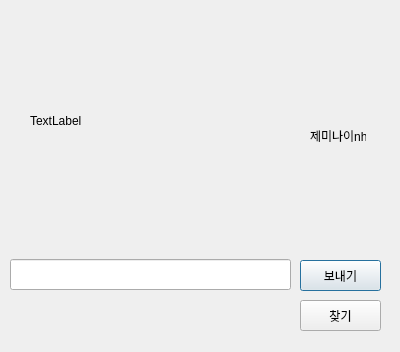
Before: the Qt Designer form mygemini.ui in EmmettHwang/geminiNoh, drawn with Qt 5.
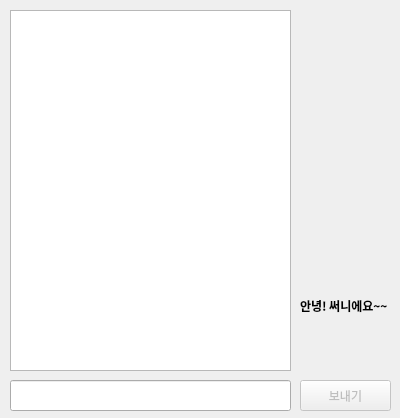
After: the same form once the commit is applied. Icons and pictures are not drawn.

Patch:
```diff
--- a/mygemini.ui
+++ b/mygemini.ui
@@ -7,7 +7,7 @@
     <x>0</x>
     <y>0</y>
     <width>400</width>
-    <height>352</height>
+    <height>418</height>
    </rect>
   </property>
   <property name="windowTitle">
@@ -30,11 +30,14 @@
    </property>
   </widget>
   <widget class="QPushButton" name="btnSent">
+   <property name="enabled">
+    <bool>false</bool>
+   </property>
    <property name="geometry">
     <rect>
      <x>300</x>
-     <y>260</y>
-     <width>81</width>
+     <y>380</y>
+     <width>91</width>
      <height>31</height>
     </rect>
    </property>
@@ -46,53 +49,53 @@
    <property name="geometry">
     <rect>
      <x>10</x>
-     <y>259</y>
+     <y>380</y>
      <width>281</width>
      <height>31</height>
     </rect>
    </property>
   </widget>
-  <widget class="QLabel" name="Answer">
-   <property name="geometry">
-    <rect>
-     <x>30</x>
-     <y>10</y>
-     <width>281</width>
-     <height>221</height>
-    </rect>
-   </property>
-   <property name="text">
-    <string>TextLabel</string>
-   </property>
-  </widget>
   <widget class="QLabel" name="label_2">
    <property name="geometry">
     <rect>
-     <x>310</x>
-     <y>130</y>
-     <width>56</width>
-     <height>12</height>
+     <x>300</x>
+     <y>320</y>
+     <width>101</width>
+     <height>91</height>
     </rect>
    </property>
    <property name="text">
-    <string>제미나이nh</string>
+    <string/>
    </property>
   </widget>
-  <widget class="QPushButton" name="btnSearch">
+  <widget class="QTextBrowser" name="answerDisplay">
+   <property name="geometry">
+    <rect>
+     <x>10</x>
+     <y>10</y>
+     <width>281</width>
+     <height>361</height>
+    </rect>
+   </property>
+  </widget>
+  <widget class="QLabel" name="label">
    <property name="geometry">
     <rect>
      <x>300</x>
-     <y>300</y>
-     <width>81</width>
+     <y>290</y>
+     <width>101</width>
      <height>31</height>
     </rect>
    </property>
-   <property name="text">
-    <string>찾기</string>
+   <property name="font">
+    <font>
+     <family>신촌랩소디 TTF ExtraBold</family>
+     <weight>75</weight>
+     <bold>true</bold>
+    </font>
    </property>
-   <property name="icon">
-    <iconset>
-     <normaloff>search.png</normaloff>search.png</iconset>
+   <property name="text">
+    <string>안녕! 써니에요~~</string>
    </property>
   </widget>
  </widget>
```
Left out of the diff: 14 changed lines with no effect on the pictures.
